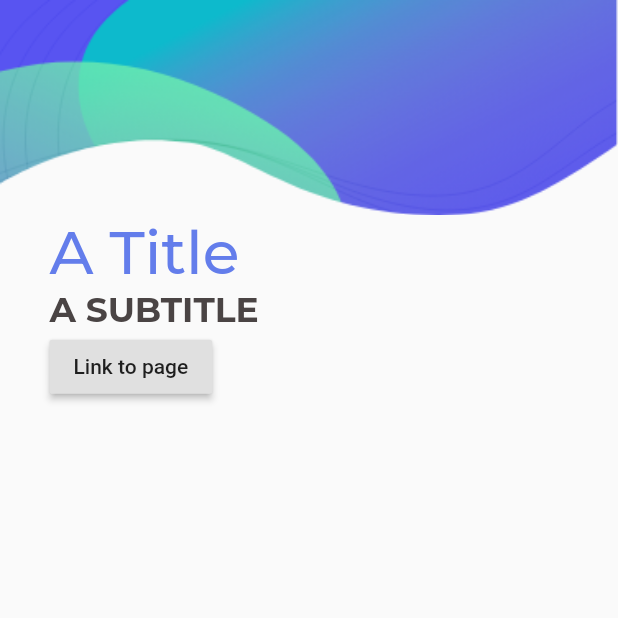
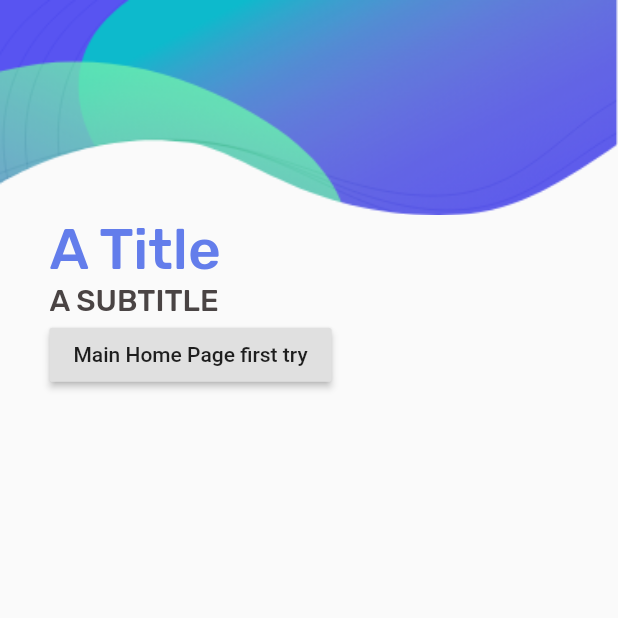
Before and after one commit to FEUP-ESOF-2020-21/open-cx-t2g3-them-d, a Flutter app: the screen it shows after launch, on a phone screen of 412 x 824 dp, the top half of it. Run offline on Flutter 3.47's test engine with Material 2 defaults, Android fonts, the phone set to English and light mode, and no system bars; our stand-ins replace google_fonts.

Commit message:
created homepage fix #3

```diff
--- a/smartcon_app/lib/main.dart
+++ b/smartcon_app/lib/main.dart
@@ -1,5 +1,7 @@
 import 'package:flutter/material.dart';
 import 'package:google_fonts/google_fonts.dart';
+
+import 'homePage.dart';
 
 void main() {
   runApp(MyApp());
@@ -21,14 +23,34 @@ class MyApp extends StatelessWidget {
         visualDensity: VisualDensity.adaptivePlatformDensity,
 
         textTheme: TextTheme(
-          headline2: GoogleFonts.montserrat(
-            textStyle: TextStyle(color: Color(0xFF637DEB), fontSize: 40.0,  fontWeight: FontWeight.w500,),
-          ),
-          headline3: GoogleFonts.montserrat(
-            textStyle: TextStyle(color: Color(0xFF4A4444), fontSize: 23.0,  fontWeight: FontWeight.w700,),
+          headline2: GoogleFonts.rubik(
+            textStyle: TextStyle(
+              color: Color(0xFF637DEB),
+              fontSize: 38.0,
+              fontWeight: FontWeight.w500,
             ),
           ),
-
+          headline3: GoogleFonts.rubik(
+            textStyle: TextStyle(
+              color: Color(0xFF4A4444),
+              fontSize: 20.0,
+              fontWeight: FontWeight.w500,
+            ),
+          ),
+          headline4: GoogleFonts.rubik(
+            textStyle: TextStyle(
+              color: Color(0xFFFFFFFF),
+              fontSize: 40.0,
+              fontWeight: FontWeight.w500,
+            ),
+          ),
+          headline5: GoogleFonts.rubik(
+            textStyle: TextStyle(
+              color: Color(0xFFFFFFFF),
+              fontSize: 22.0,
+            ),
+          ),
+        ),
       ),
       home: MyHomePage(title: 'SmartCon Homepage'),
     );
@@ -66,57 +88,57 @@ class _MyHomePageState extends State<MyHomePage> {
       body: Center(
           // Center is a layout widget. It takes a single child and positions it
           // in the middle of the parent.
-          child:Column(
-            children: <Widget> [
+          child: Column(
+        children: <Widget>[
           // HEADER IMAGE (100%)
-              Row(
-                  children: <Widget> [
-                    Expanded(
-                      child: Image.asset(
-                        'images/pageHeader.png',
-                        fit: BoxFit.fitWidth,
+          Row(children: <Widget>[
+            Container(
+              width: MediaQuery.of(context).size.width,
+              child: Image.asset('images/pageHeader.png', fit: BoxFit.fill),
             ),
-                    ),
-                  ]
-              ),
+          ]),
           // CONTENT ROW
-              Row(
-                  children: <Widget> [
+          Row(children: <Widget>[
             // MARGINS
             Padding(
-                      padding:  EdgeInsets.only(
+              padding: EdgeInsets.only(
                 left: MediaQuery.of(context).size.width * 0.08,
                 right: MediaQuery.of(context).size.width * 0.08,
               ),
               child: Column(
                 crossAxisAlignment: CrossAxisAlignment.start,
-                        children: <Widget> [
+                children: <Widget>[
                   Container(
-                            child: Text("A Title", style: Theme.of(context).textTheme.headline2,),
+                    child: Text(
+                      "A Title",
+                      style: Theme.of(context).textTheme.headline2,
+                    ),
                     alignment: Alignment.topLeft,
                   ),
                   Container(
-                            child: Text("A SUBTITLE", style: Theme.of(context).textTheme.headline3,),
+                    child: Text(
+                      "A SUBTITLE",
+                      style: Theme.of(context).textTheme.headline3,
+                    ),
                     alignment: Alignment.topLeft,
                   ),
                   // A button that can be used as a link to other page
                   RaisedButton(
-                            onPressed: (){
+                    onPressed: () {
                       Navigator.push(
                         context,
-                                MaterialPageRoute(builder: (context) => MyHomePage()),
+                        MaterialPageRoute(
+                            builder: (context) => MyMainHomePage()),
                       );
                     },
-                            child: Text('Link to page'),
+                    child: Text('Main Home Page first try'),
                   )
                 ],
               ),
             ),
-                  ]
-              )
+          ])
         ],
-          )
-      ),
+      )),
     );
   }
 }
--- a/smartcon_app/pubspec.yaml
+++ b/smartcon_app/pubspec.yaml
@@ -23,8 +23,7 @@ environment:
 dependencies:
   flutter:
     sdk: flutter
-  google_fonts: ^0.2.0
-
+  google_fonts: ^1.1.1
   # The following adds the Cupertino Icons font to your application.
   # Use with the CupertinoIcons class for iOS style icons.
   cupertino_icons: ^1.0.0
```
Also changed, not shown: smartcon_app/lib/homePage.dart (added, +146 -0 lines), smartcon_app/pubspec.lock. Lines whose indentation alone changed are shown as unchanged.
